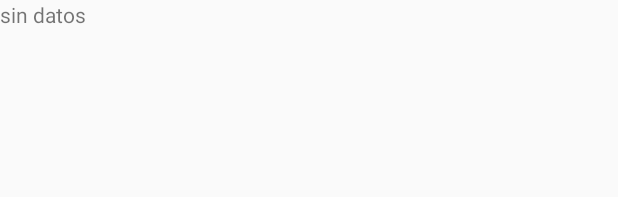
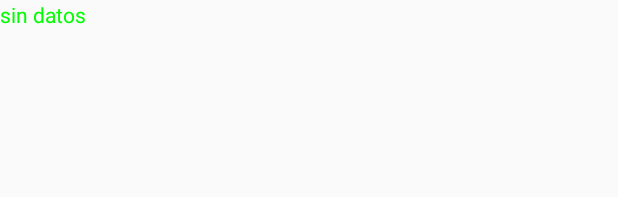
Before and after one commit to ProyectoAppTurismo/fyh_1., an Android app: the layout activity_resultados.xml on its own in the app's theme, with its tools: preview values and no code run, on a phone screen of 412 x 824 dp. Shown: the top 197 px of the screen. Run offline under Robolectric (Android 15) with nearby library versions, the phone set to English and light mode, and no system bars.

Commit message:
Nuevo formato a la salida de resultados. Insercción de código Html.

```diff
--- a/app/src/main/res/layout/activity_resultados.xml
+++ b/app/src/main/res/layout/activity_resultados.xml
@@ -7,6 +7,7 @@
 
     <ListView
         android:id="@android:id/list"
+        android:autoLink="web"
         android:layout_width="fill_parent"
         android:layout_height="wrap_content"/>
 
@@ -14,6 +15,8 @@
         android:id="@id/android:empty"
         android:layout_width="match_parent"
         android:layout_height="wrap_content"
+        android:textColor="#00FF00"
+        android:autoLink="web"
         android:text="@string/lista_vacia" />
 
 </LinearLayout>
```
Also changed, not shown: app/src/main/java/com/example/fyh/CursorAdapter.java (+9 -1 lines).
